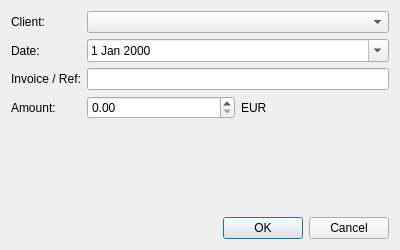
The window that AmzBooks/gui/dialogs/DialogAddSaleService.ui (icingerpower/AmzBooks) describes before a commit, drawn with Qt 5.
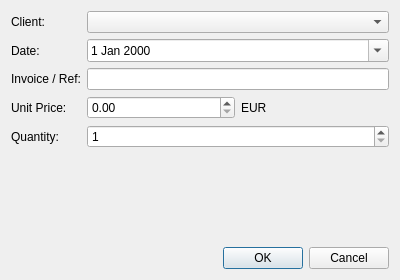
The same window after the commit.

Commit message: Added services and amazon payment management in hte book keeping pane.

The edit to the form file:
```diff
--- a/AmzBooks/gui/dialogs/DialogAddSaleService.ui
+++ b/AmzBooks/gui/dialogs/DialogAddSaleService.ui
@@ -7,7 +7,7 @@
     <x>0</x>
     <y>0</y>
     <width>400</width>
-    <height>250</height>
+    <height>280</height>
    </rect>
   </property>
   <property name="windowTitle">
@@ -53,7 +53,7 @@
      <item row="3" column="0">
       <widget class="QLabel" name="labelAmount">
        <property name="text">
-        <string>Amount:</string>
+        <string>Unit Price:</string>
        </property>
       </widget>
      </item>
@@ -75,6 +75,26 @@
        </item>
       </layout>
      </item>
+     <item row="4" column="0">
+      <widget class="QLabel" name="labelQuantity">
+       <property name="text">
+        <string>Quantity:</string>
+       </property>
+      </widget>
+     </item>
+     <item row="4" column="1">
+      <widget class="QSpinBox" name="spinBoxQuantity">
+       <property name="minimum">
+        <number>1</number>
+       </property>
+       <property name="maximum">
+        <number>9999</number>
+       </property>
+       <property name="value">
+        <number>1</number>
+       </property>
+      </widget>
+     </item>
     </layout>
    </item>
    <item>
```
Left out of the diff: 6 changed lines with no effect on the pictures. The commit also changes 30 other files.
